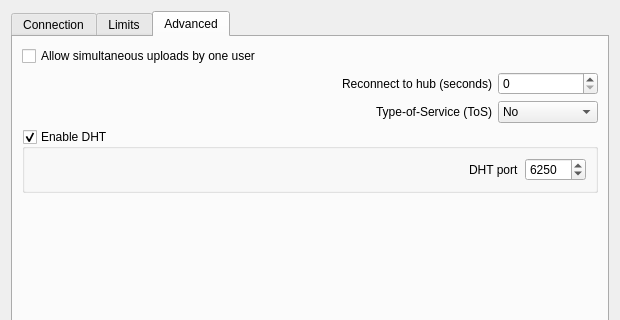
Old version of the form eiskaltdcpp-qt/ui/UISettingsConnection.ui in the repository eiskaltdcpp/eiskaltdcpp; both pictures show x 0 to 620 and y 0 to 320 of the 620 by 611 pixel window.
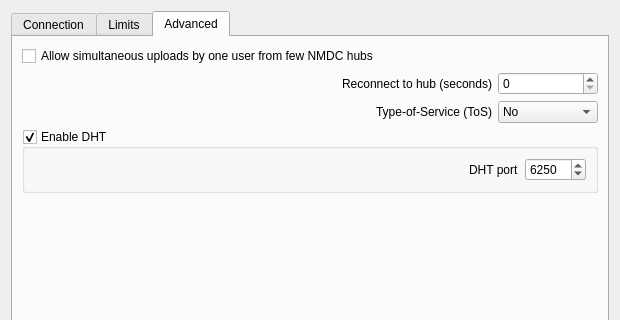
New version of the form. The open tabs and pages were chosen to show the change. Custom widgets are drawn as their Qt base class.

Patch:
```diff
--- a/eiskaltdcpp-qt/ui/UISettingsConnection.ui
+++ b/eiskaltdcpp-qt/ui/UISettingsConnection.ui
@@ -768,7 +768,7 @@
        <item>
         <widget class="QCheckBox" name="checkBox_ALLOW_SIM_UPLOADS">
          <property name="text">
-          <string>Allow simultaneous uploads by one user</string>
+          <string>Allow simultaneous uploads by one user from few NMDC hubs</string>
          </property>
         </widget>
        </item>
```
